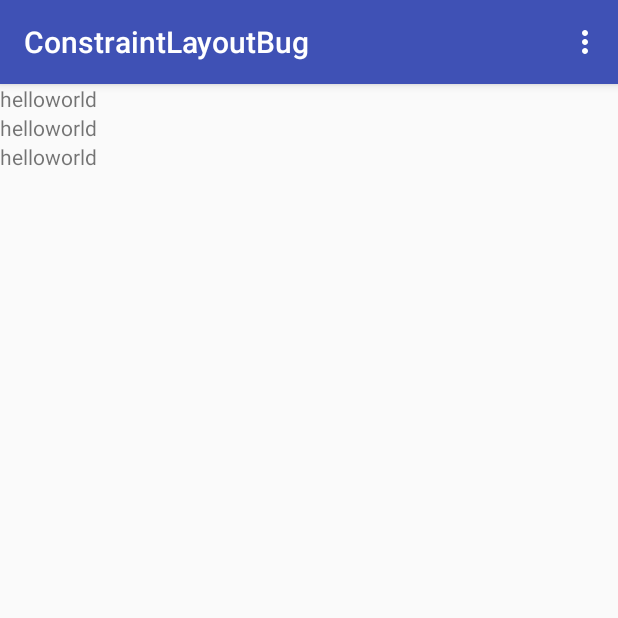
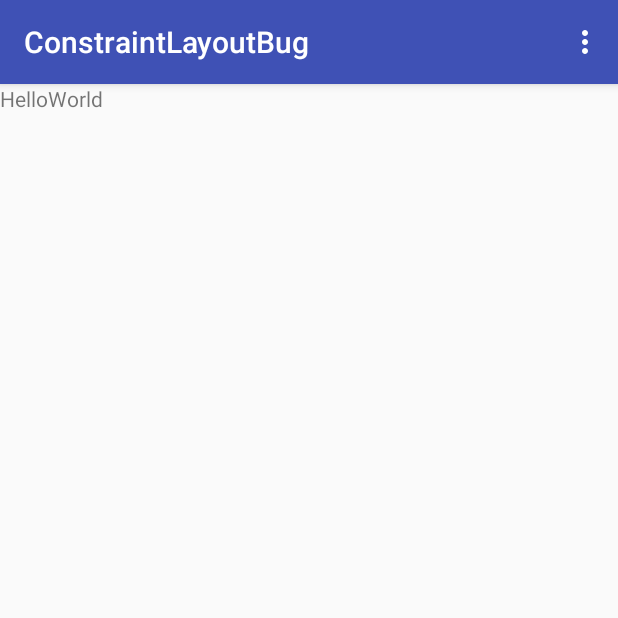
Before and after one commit to alexbirkett/ConstraintLayoutBug, an Android app: the screen it shows after launch (MainActivity), on a phone screen of 412 x 824 dp, the top half of it. Run offline under Robolectric (Android 15) with nearby library versions, the phone set to English and light mode, and no system bars.

```diff
--- a/app/build.gradle
+++ b/app/build.gradle
@@ -3,8 +3,6 @@ apply plugin: 'com.android.application'
 apply plugin: 'kotlin-android'
 
 apply plugin: 'kotlin-android-extensions'
-
-apply plugin: 'kotlin-kapt'
 
 android {
     compileSdkVersion 26
@@ -23,10 +21,6 @@ android {
             proguardFiles getDefaultProguardFile('proguard-android.txt'), 'proguard-rules.pro'
         }
     }
-
-    dataBinding {
-        enabled = true
-    }
 }
 
 dependencies {
@@ -38,5 +32,4 @@ dependencies {
     testImplementation 'junit:junit:4.12'
     androidTestImplementation 'com.android.support.test:runner:1.0.1'
     androidTestImplementation 'com.android.support.test.espresso:espresso-core:3.0.1'
-    kapt "com.android.databinding:compiler:3.0.0-beta2"
 }
--- a/app/src/main/java/no/birkett/constraintlayoutbug/MainActivity.kt
+++ b/app/src/main/java/no/birkett/constraintlayoutbug/MainActivity.kt
@@ -1,20 +1,18 @@
 package no.birkett.constraintlayoutbug
 
-import android.databinding.DataBindingUtil
 import android.os.Bundle
 import android.support.v7.app.AppCompatActivity
 import android.view.Menu
 import android.view.MenuItem
-import no.birkett.constraintlayoutbug.databinding.ActivityMainBinding
+import android.view.View
+import kotlinx.android.synthetic.main.activity_main.*
 
 
 class MainActivity : AppCompatActivity() {
 
-    lateinit var databinding: ActivityMainBinding
-
     override fun onCreate(savedInstanceState: Bundle?) {
         super.onCreate(savedInstanceState)
-        databinding = DataBindingUtil.setContentView<ActivityMainBinding>(this, R.layout.activity_main)
+        setContentView(R.layout.activity_main)
         setSupportActionBar(findViewById(R.id.toolbar))
     }
 
@@ -36,19 +34,19 @@ class MainActivity : AppCompatActivity() {
 
     override fun onResume() {
         super.onResume()
-        databinding.model = Model(
-                "",
-                false,
-                "",
-                false)
 
-        databinding.text1.postDelayed(
-                {
-                    databinding.model = Model(
-                            "hello",
-                            true,
-                            "world",
-                            true)
+        text1.text = ""
+        text1.visibility = View.GONE
+
+        text2.text = ""
+        text2.visibility = View.GONE
+
+        text1.postDelayed({
+                    text1.text = "Hello"
+                    text1.visibility = View.VISIBLE
+
+                    text2.text = "World"
+                    text2.visibility = View.VISIBLE
                 }, 100
         )
     }
--- a/app/src/main/res/layout/activity_main.xml
+++ b/app/src/main/res/layout/activity_main.xml
@@ -1,22 +1,11 @@
 <?xml version="1.0" encoding="utf-8"?>
-<layout xmlns:android="http://schemas.android.com/apk/res/android"
+<android.support.design.widget.CoordinatorLayout xmlns:android="http://schemas.android.com/apk/res/android"
     xmlns:app="http://schemas.android.com/apk/res-auto"
     xmlns:tools="http://schemas.android.com/tools"
+    android:layout_width="match_parent"
+    android:layout_height="match_parent"
+    android:id="@+id/coordinator_layout"
     tools:context="no.birkett.constraintlayoutbug.MainActivity">
-
-    <data>
-
-        <variable
-            name="model"
-            type="no.birkett.constraintlayoutbug.Model" />
-
-        <import type="android.view.View" />
-
-    </data>
-
-    <android.support.design.widget.CoordinatorLayout
-        android:layout_width="match_parent"
-        android:layout_height="match_parent">
 
     <android.support.design.widget.AppBarLayout
         android:layout_width="match_parent"
@@ -32,81 +21,25 @@
 
     </android.support.design.widget.AppBarLayout>
 
-        <android.support.constraint.ConstraintLayout xmlns:android="http://schemas.android.com/apk/res/android"
-            xmlns:app="http://schemas.android.com/apk/res-auto"
-            xmlns:tools="http://schemas.android.com/tools"
+    <android.support.constraint.ConstraintLayout
+        android:id="@+id/constraint_layout"
         android:layout_width="match_parent"
         android:layout_height="match_parent"
-            app:layout_behavior="@string/appbar_scrolling_view_behavior"
-            tools:context="no.birkett.constraintlayoutbug.MainActivity"
-            tools:showIn="@layout/activity_main">
+        app:layout_behavior="@string/appbar_scrolling_view_behavior">
 
         <TextView
             android:id="@+id/text1"
             android:layout_width="wrap_content"
             android:layout_height="wrap_content"
-                android:text="@{model.text1}"
-                android:visibility="@{model.showText1 ? View.VISIBLE : View.GONE}"
-
             app:layout_constraintLeft_toLeftOf="parent"
-                app:layout_constraintTop_toTopOf="parent"
-                tools:text="Hello" />
+            app:layout_constraintTop_toTopOf="parent"/>
 
         <TextView
             android:id="@+id/text2"
             android:layout_width="wrap_content"
             android:layout_height="wrap_content"
-                android:text="@{model.text2}"
-                android:visibility="@{model.showText2 ? View.VISIBLE : View.GONE}"
             app:layout_constraintLeft_toRightOf="@id/text1"
-                app:layout_constraintTop_toTopOf="parent"
-                tools:text="World" />
-
-            <TextView
-                android:id="@+id/text3"
-                android:layout_width="wrap_content"
-                android:layout_height="wrap_content"
-                android:text="@{model.text1}"
-                android:visibility="@{model.showText1 ? View.VISIBLE : View.GONE}"
-
-                app:layout_constraintLeft_toLeftOf="parent"
-                app:layout_constraintTop_toBottomOf="@id/text1"
-                tools:text="Hello" />
-
-            <TextView
-                android:id="@+id/text4"
-                android:layout_width="wrap_content"
-                android:layout_height="wrap_content"
-                android:text="@{model.text2}"
-                android:visibility="@{model.showText2 ? View.VISIBLE : View.GONE}"
-                app:layout_constraintLeft_toRightOf="@id/text1"
-                app:layout_constraintTop_toBottomOf="@id/text1"
-                tools:text="World"
-                />
-
-
-            <TextView
-                android:id="@+id/text5"
-                android:layout_width="wrap_content"
-                android:layout_height="wrap_content"
-                android:text="@{model.text1}"
-                android:visibility="@{model.showText1 ? View.VISIBLE : View.GONE}"
-
-                app:layout_constraintLeft_toLeftOf="parent"
-                app:layout_constraintTop_toBottomOf="@id/text3"
-                tools:text="Hello" />
-
-            <TextView
-                android:id="@+id/text6"
-                android:layout_width="wrap_content"
-                android:layout_height="wrap_content"
-                android:text="@{model.text2}"
-                android:visibility="@{model.showText2 ? View.VISIBLE : View.GONE}"
-                app:layout_constraintLeft_toRightOf="@id/text5"
-                app:layout_constraintTop_toBottomOf="@id/text3"
-                tools:text="World"
-                />
+            app:layout_constraintTop_toTopOf="parent"/>
     </android.support.constraint.ConstraintLayout>
 
 </android.support.design.widget.CoordinatorLayout>
-</layout>
```
Lines whose indentation alone changed are shown as unchanged.
